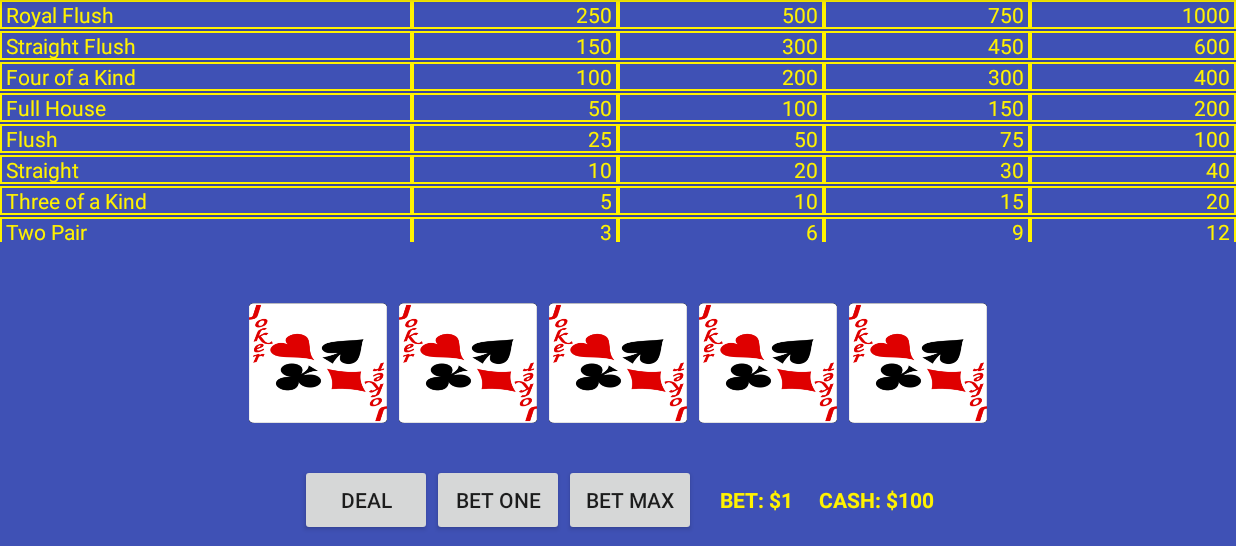
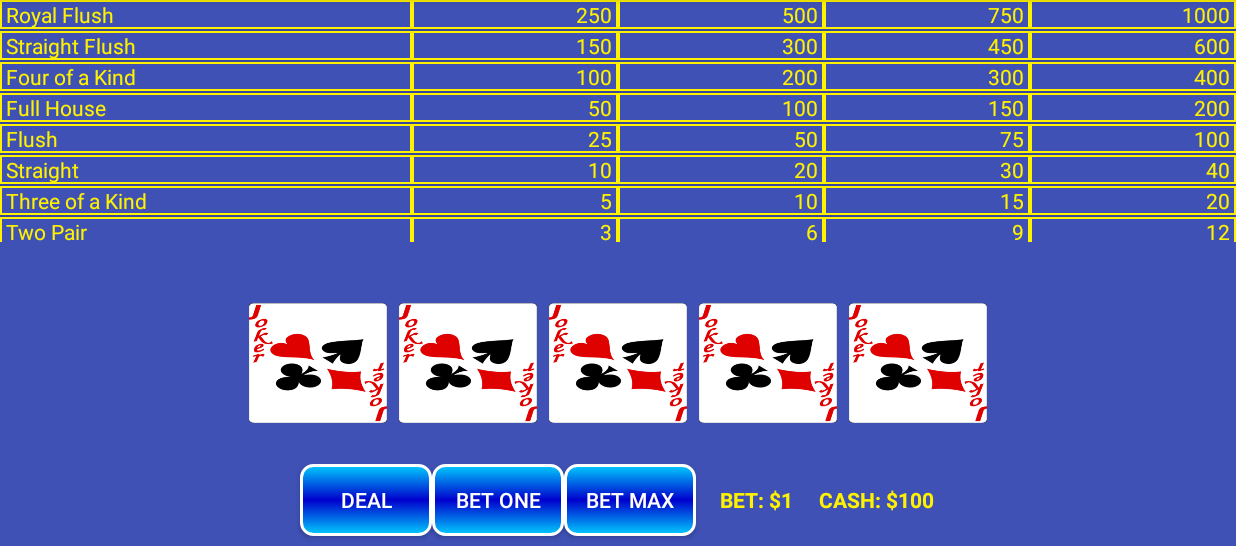
Before and after one commit to GitDatz/VDeoPoker, an Android app: the screen it shows after launch (MainActivity), on a phone screen of 824 x 412 dp (held sideways), the part 72-618 px from its top. Run offline under Robolectric (Android 15) with nearby library versions, the phone set to English and light mode, and no system bars.

Commit message:
[task] Added custom buttons.

```diff
--- a/app/src/main/java/com/vdthai/vdeopoker/MainActivity.java
+++ b/app/src/main/java/com/vdthai/vdeopoker/MainActivity.java
@@ -19,7 +19,6 @@ public class MainActivity extends AppCompatActivity implements Presenter.View {
 
     private Presenter presenter;
     private List<ScoreBoard> handScores;
-    //private ScoreViewAdapter scoreViewAdapter;
 
     /**
      * Drawable card icons in a matrix of drawables.
@@ -191,7 +190,6 @@ public class MainActivity extends AppCompatActivity implements Presenter.View {
             @Override
             public void onClick(View view) {
                 updateBet( presenter.betOne() );
-                // Update bet board and betView
             }
         });
 
@@ -203,7 +201,6 @@ public class MainActivity extends AppCompatActivity implements Presenter.View {
             @Override
             public void onClick(View view) {
                 updateBet( presenter.betMax() );
-                // Update bet board and betView
             }
         });
     }
--- /dev/null
+++ b/app/src/main/res/drawable/button_shape.xml
@@ -0,0 +1,17 @@
+<?xml version="1.0" encoding="utf-8"?>
+<shape xmlns:android="http://schemas.android.com/apk/res/android"
+    android:shape="rectangle">
+    <gradient
+        android:startColor="#00CCFF"
+        android:centerColor="#0000CC"
+        android:endColor="#00CCFF"
+        android:angle="90"/>
+    <padding android:left="7dp"
+        android:top="7dp"
+        android:right="7dp"
+        android:bottom="7dp" />
+    <stroke
+        android:width="2dip"
+        android:color="#FFFFFF" />
+    <corners android:radius= "8dp" />
+</shape>
--- a/app/src/main/res/layout/activity_main.xml
+++ b/app/src/main/res/layout/activity_main.xml
@@ -115,18 +115,24 @@
 
         <Button
             android:text="DEAL"
+            android:textColor="#FFFFFF"
+            android:background="@drawable/button_shape"
             android:layout_width="wrap_content"
             android:layout_height="wrap_content"
             android:id="@+id/dealButton"/>
 
         <Button
             android:text="BET ONE"
+            android:textColor="#FFFFFF"
+            android:background="@drawable/button_shape"
             android:layout_width="wrap_content"
             android:layout_height="wrap_content"
             android:id="@+id/betOneButton"/>
 
         <Button
             android:text="BET MAX"
+            android:textColor="#FFFFFF"
+            android:background="@drawable/button_shape"
             android:layout_width="wrap_content"
             android:layout_height="wrap_content"
             android:id="@+id/betMaxButton" />
```
